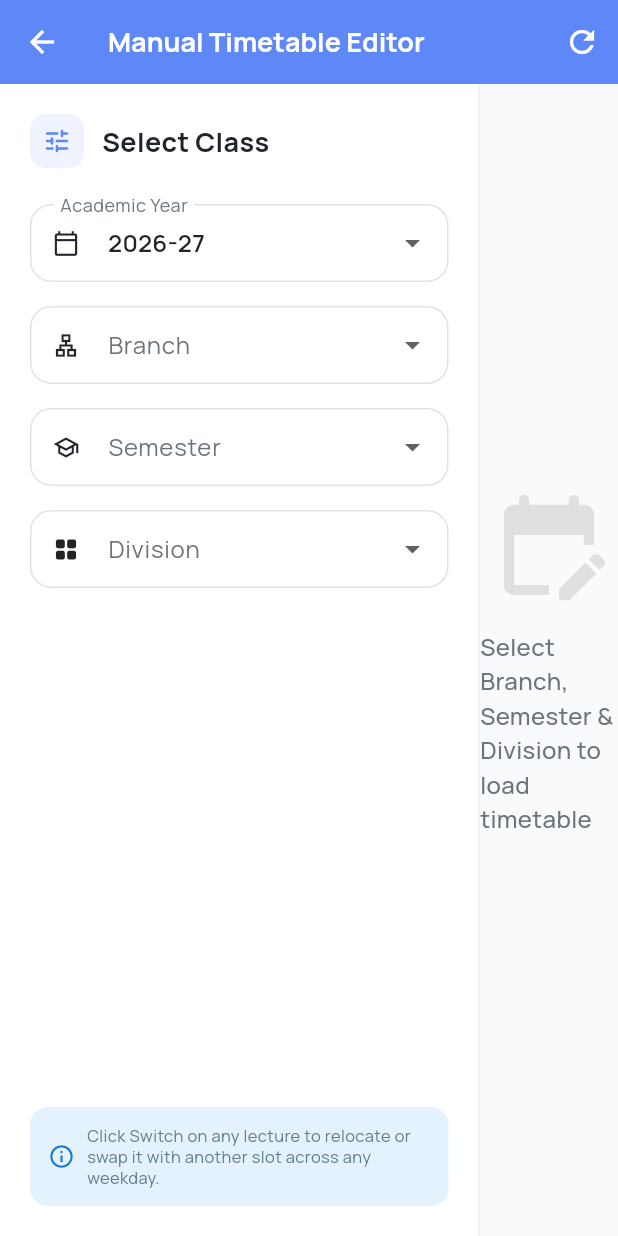
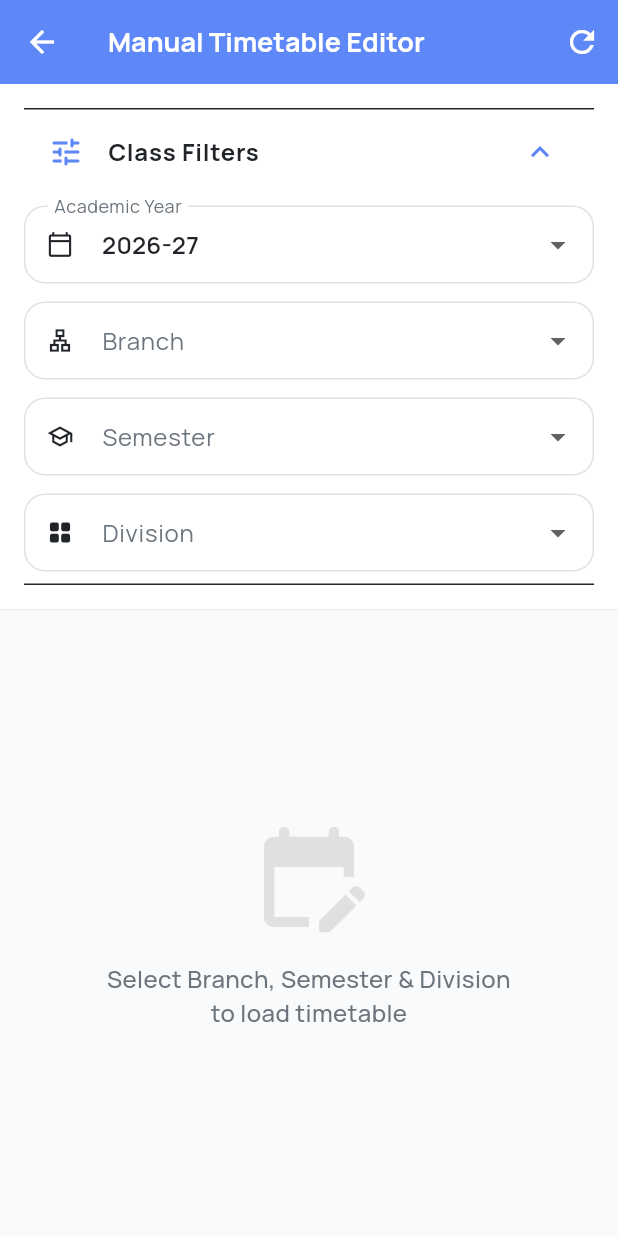
Before and after one commit to karim1556/ttapp, a Flutter app: the ManualEditTimetableScreen screen opened directly, on a phone screen of 412 x 824 dp. Run offline on Flutter 3.47's test engine with Material 3 defaults, Android fonts, the phone set to English and light mode, and no system bars; our stand-ins replace dio, firebase_core, firebase_messaging, flutter_local_notifications, flutter_riverpod, flutter_secure_storage and 6 more; accounts and stored records are empty; network calls fail.

Commit message:
feat: make manual edit timetable screen responsive by adapting sidebar to mobile expansion tile

```diff
--- a/lib/features/admin/screens/manual_edit_timetable_screen.dart
+++ b/lib/features/admin/screens/manual_edit_timetable_screen.dart
@@ -64,18 +64,73 @@ class _ManualEditTimetableScreenState extends ConsumerState<ManualEditTimetableS
           ),
         ],
       ),
-      body: Row(
-        crossAxisAlignment: CrossAxisAlignment.start,
-        children: [
-          // Sidebar Filter Panel
-          Container(
-            width: 320,
+      body: LayoutBuilder(
+        builder: (context, constraints) {
+          final isMobile = constraints.maxWidth < 720;
+
+          final filterWidget = Container(
+            width: isMobile ? double.infinity : 320,
             decoration: BoxDecoration(
               color: Colors.white,
-              border: Border(right: BorderSide(color: Colors.grey.shade200)),
+              border: isMobile
+                  ? Border(bottom: BorderSide(color: Colors.grey.shade200))
+                  : Border(right: BorderSide(color: Colors.grey.shade200)),
             ),
-            padding: const EdgeInsets.all(20),
-            child: Column(
+            padding: const EdgeInsets.all(16),
+            child: isMobile
+                ? ExpansionTile(
+                    leading: const Icon(Icons.tune_rounded, color: AppColors.primary),
+                    title: const Text(
+                      'Class Filters',
+                      style: TextStyle(fontWeight: FontWeight.bold, fontSize: 16, color: AppColors.textPrimary),
+                    ),
+                    initiallyExpanded: !isTimetableLoaded,
+                    childrenPadding: const EdgeInsets.symmetric(vertical: 8),
+                    children: [
+                      DropdownButtonFormField<String>(
+                        value: _selectedAcadYear,
+                        decoration: const InputDecoration(labelText: 'Academic Year', prefixIcon: Icon(Icons.calendar_today_outlined, size: 18)),
+                        items: academicYearOptions().map((y) => DropdownMenuItem(value: y, child: Text(y))).toList(),
+                        onChanged: (val) {
+                          if (val != null) {
+                            setState(() => _selectedAcadYear = val);
+                            _loadTimetable();
+                          }
+                        },
+                      ),
+                      const SizedBox(height: 12),
+                      DropdownButtonFormField<int>(
+                        value: _selectedBranch,
+                        decoration: const InputDecoration(labelText: 'Branch', prefixIcon: Icon(Icons.lan_outlined, size: 18)),
+                        items: _branches.entries.map((e) => DropdownMenuItem(value: e.key, child: Text(e.value))).toList(),
+                        onChanged: (val) {
+                          setState(() => _selectedBranch = val);
+                          _loadTimetable();
+                        },
+                      ),
+                      const SizedBox(height: 12),
+                      DropdownButtonFormField<int>(
+                        value: _selectedSemester,
+                        decoration: const InputDecoration(labelText: 'Semester', prefixIcon: Icon(Icons.school_outlined, size: 18)),
+                        items: _semesters.map((s) => DropdownMenuItem(value: s, child: Text('Sem $s'))).toList(),
+                        onChanged: (val) {
+                          setState(() => _selectedSemester = val);
+                          _loadTimetable();
+                        },
+                      ),
+                      const SizedBox(height: 12),
+                      DropdownButtonFormField<String>(
+                        value: _selectedDivision,
+                        decoration: const InputDecoration(labelText: 'Division', prefixIcon: Icon(Icons.grid_view_rounded, size: 18)),
+                        items: _divisions.map((d) => DropdownMenuItem(value: d, child: Text('Div $d'))).toList(),
+                        onChanged: (val) {
+                          setState(() => _selectedDivision = val);
+                          _loadTimetable();
+                        },
+                      ),
+                    ],
+                  )
+                : Column(
                     crossAxisAlignment: CrossAxisAlignment.start,
                     children: [
                       Row(
@@ -171,41 +226,62 @@ class _ManualEditTimetableScreenState extends ConsumerState<ManualEditTimetableS
                         ),
                     ],
                   ),
-          ),
+          );
 
-          // Main Editor View
-          Expanded(
-            child: isLoading && !isTimetableLoaded
+          final mainView = isLoading && !isTimetableLoaded
               ? const Center(child: CircularProgressIndicator())
               : !isTimetableLoaded
                   ? Center(
+                      child: SingleChildScrollView(
+                        padding: const EdgeInsets.symmetric(vertical: 40),
                         child: Column(
                           mainAxisSize: MainAxisSize.min,
                           children: [
                             Icon(Icons.edit_calendar_rounded, size: 80, color: Colors.grey.shade300),
                             const SizedBox(height: 16),
                             const Text(
-                              'Select Branch, Semester & Division to load timetable',
+                              'Select Branch, Semester & Division\nto load timetable',
+                              textAlign: TextAlign.center,
                               style: TextStyle(fontSize: 16, color: AppColors.textSecondary, fontWeight: FontWeight.w500),
                             ),
                           ],
                         ),
+                      ),
                     )
-                    : _buildWeeklyGrid(timetableState.weeklyTimetable),
-          ),
+                  : _buildWeeklyGrid(timetableState.weeklyTimetable);
+
+          return isMobile
+              ? Column(
+                  children: [
+                    filterWidget,
+                    if (isLoading && isTimetableLoaded)
+                      const LinearProgressIndicator(color: AppColors.primary),
+                    Expanded(child: mainView),
                   ],
+                )
+              : Row(
+                  crossAxisAlignment: CrossAxisAlignment.start,
+                  children: [
+                    filterWidget,
+                    Expanded(child: mainView),
+                  ],
+                );
+        },
       ),
     );
   }
 
   Widget _buildWeeklyGrid(List<TimetableDay> weekly) {
+    final screenWidth = MediaQuery.of(context).size.width;
+    final isMobile = screenWidth < 720;
+
     return ListView.builder(
-      padding: const EdgeInsets.all(24),
+      padding: EdgeInsets.all(isMobile ? 12 : 24),
       itemCount: weekly.length,
       itemBuilder: (context, index) {
         final dayData = weekly[index];
         return Card(
-          margin: const EdgeInsets.only(bottom: 24),
+          margin: EdgeInsets.only(bottom: isMobile ? 16 : 24),
           shape: RoundedRectangleBorder(borderRadius: BorderRadius.circular(18)),
           clipBehavior: Clip.antiAlias,
           elevation: 2,
@@ -255,19 +331,20 @@ class _ManualEditTimetableScreenState extends ConsumerState<ManualEditTimetableS
                   final hasLecture = slot.lectures.isNotEmpty;
 
                   return Container(
-                    padding: const EdgeInsets.all(16),
+                    padding: EdgeInsets.all(isMobile ? 12 : 16),
                     color: hasLecture ? Colors.white : const Color(0xFFFAF9F6),
                     child: Row(
+                      crossAxisAlignment: CrossAxisAlignment.start,
                       children: [
                         // Time column
                         SizedBox(
-                          width: 120,
+                          width: isMobile ? 80 : 120,
                           child: Column(
                             crossAxisAlignment: CrossAxisAlignment.start,
                             children: [
                               Text(
                                 slot.startTimeDisplay,
-                                style: const TextStyle(fontWeight: FontWeight.bold, fontSize: 16, color: AppColors.textPrimary),
+                                style: TextStyle(fontWeight: FontWeight.bold, fontSize: isMobile ? 14 : 16, color: AppColors.textPrimary),
                               ),
                               Text(
                                 'to ${slot.endTimeDisplay}',
@@ -276,6 +353,7 @@ class _ManualEditTimetableScreenState extends ConsumerState<ManualEditTimetableS
                             ],
                           ),
                         ),
+                        const SizedBox(width: 8),
                         // Lecture contents
                         Expanded(
                           child: hasLecture
@@ -304,27 +382,29 @@ class _ManualEditTimetableScreenState extends ConsumerState<ManualEditTimetableS
   }
 
   Widget _buildLecturesSection(TimeSlotModel slot, String dayName, List<TimetableDay> weekly) {
+    final screenWidth = MediaQuery.of(context).size.width;
+    final isMobile = screenWidth < 720;
+
     return Column(
       crossAxisAlignment: CrossAxisAlignment.start,
       children: slot.lectures.map((lec) {
         final isLab = lec.isLabLecture;
-        return Padding(
-          padding: const EdgeInsets.symmetric(vertical: 4),
-          child: Row(
-            children: [
-              Expanded(
-                child: Column(
+
+        final detailsColumn = Column(
           crossAxisAlignment: CrossAxisAlignment.start,
           children: [
             Row(
               children: [
-                        Text(
+                Flexible(
+                  child: Text(
                     lec.subjectName ?? lec.subjectCode ?? 'No Subject',
-                          style: const TextStyle(fontWeight: FontWeight.bold, fontSize: 15, color: AppColors.textPrimary),
+                    overflow: TextOverflow.ellipsis,
+                    style: TextStyle(fontWeight: FontWeight.bold, fontSize: isMobile ? 14 : 15, color: AppColors.textPrimary),
                   ),
-                        const SizedBox(width: 8),
+                ),
+                const SizedBox(width: 6),
                 Container(
-                          padding: const EdgeInsets.symmetric(horizontal: 8, vertical: 2),
+                  padding: const EdgeInsets.symmetric(horizontal: 6, vertical: 2),
                   decoration: BoxDecoration(
                     color: isLab ? AppColors.labBackground : AppColors.primary.withValues(alpha: 0.1),
                     borderRadius: BorderRadius.circular(6),
@@ -332,23 +412,23 @@ class _ManualEditTimetableScreenState extends ConsumerState<ManualEditTimetableS
                   child: Text(
                     isLab ? 'Lab' : 'Lecture',
                     style: TextStyle(
-                              fontSize: 10,
+                      fontSize: 9,
                       fontWeight: FontWeight.bold,
                       color: isLab ? AppColors.labText : AppColors.primary,
                     ),
                   ),
                 ),
                 if (lec.batch != null && lec.batch!.isNotEmpty) ...[
-                          const SizedBox(width: 6),
+                  const SizedBox(width: 4),
                   Container(
-                            padding: const EdgeInsets.symmetric(horizontal: 8, vertical: 2),
+                    padding: const EdgeInsets.symmetric(horizontal: 6, vertical: 2),
                     decoration: BoxDecoration(
                       color: Colors.orange.shade50,
                       borderRadius: BorderRadius.circular(6),
                     ),
                     child: Text(
-                              'Batch ${lec.batch}',
-                              style: TextStyle(fontSize: 10, fontWeight: FontWeight.bold, color: Colors.orange.shade800),
+                      'B-${lec.batch}',
+                      style: TextStyle(fontSize: 9, fontWeight: FontWeight.bold, color: Colors.orange.shade800),
                     ),
                   ),
                 ],
@@ -356,42 +436,63 @@ class _ManualEditTimetableScreenState extends ConsumerState<ManualEditTimetableS
             ),
             const SizedBox(height: 4),
             Wrap(
-                      spacing: 16,
+              spacing: 12,
+              runSpacing: 4,
               children: [
                 _infoRow(Icons.person_outline, lec.facultyName ?? 'Unassigned'),
                 _infoRow(Icons.room_outlined, lec.roomNumber != null ? 'Room ${lec.roomNumber}' : 'No Room'),
               ],
             ),
           ],
-                ),
-              ),
-              // Action buttons (Edit & Switch)
-              Row(
+        );
+
+        final actionButtons = Row(
+          mainAxisAlignment: isMobile ? MainAxisAlignment.end : MainAxisAlignment.start,
           children: [
             OutlinedButton.icon(
               onPressed: () => _showEditDialog(lec),
-                    icon: const Icon(Icons.edit_outlined, size: 14),
-                    label: const Text('Edit'),
+              icon: const Icon(Icons.edit_outlined, size: 12),
+              label: const Text('Edit', style: TextStyle(fontSize: 11)),
               style: OutlinedButton.styleFrom(
                 foregroundColor: AppColors.primary,
                 side: const BorderSide(color: AppColors.primary),
-                      padding: const EdgeInsets.symmetric(horizontal: 12, vertical: 8),
+                padding: const EdgeInsets.symmetric(horizontal: 10, vertical: 6),
               ),
             ),
-                  const SizedBox(width: 8),
+            const SizedBox(width: 6),
             OutlinedButton.icon(
               onPressed: () => _showSwitchDialog(lec, dayName, slot, weekly),
-                    icon: const Icon(Icons.swap_horiz_rounded, size: 14),
-                    label: const Text('Switch'),
+              icon: const Icon(Icons.swap_horiz_rounded, size: 12),
+              label: const Text('Switch', style: TextStyle(fontSize: 11)),
               style: OutlinedButton.styleFrom(
                 foregroundColor: Colors.deepPurple,
                 side: const BorderSide(color: Colors.deepPurple),
-                      padding: const EdgeInsets.symmetric(horizontal: 12, vertical: 8),
+                padding: const EdgeInsets.symmetric(horizontal: 10, vertical: 6),
               ),
             ),
           ],
+        );
+
+        return Padding(
+          padding: const EdgeInsets.symmetric(vertical: 4),
+          child: Container(
+            padding: EdgeInsets.symmetric(vertical: isMobile ? 6 : 4),
+            child: isMobile
+                ? Column(
+                    crossAxisAlignment: CrossAxisAlignment.start,
+                    children: [
+                      detailsColumn,
+                      const SizedBox(height: 8),
+                      actionButtons,
+                    ],
+                  )
+                : Row(
+                    children: [
+                      Expanded(child: detailsColumn),
+                      const SizedBox(width: 12),
+                      actionButtons,
+                    ],
                   ),
-            ],
           ),
         );
       }).toList(),
```
Lines whose indentation alone changed are shown as unchanged.
